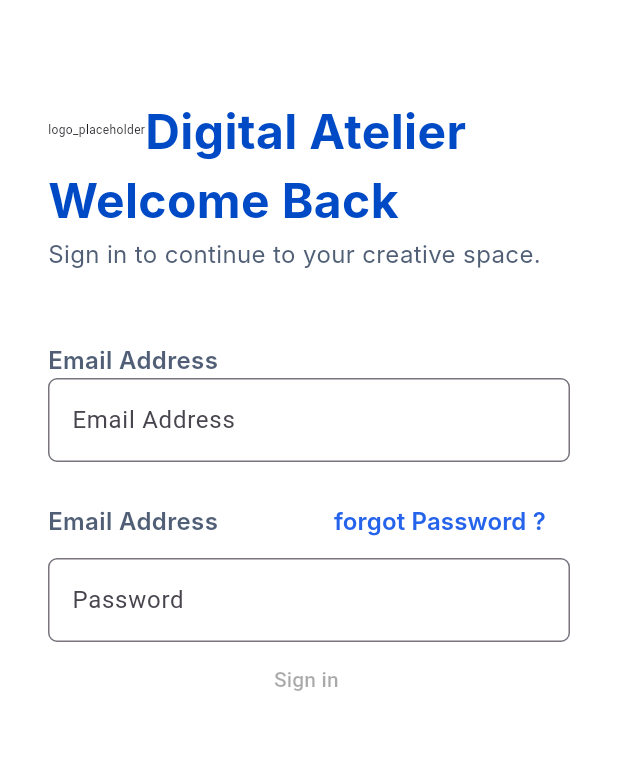
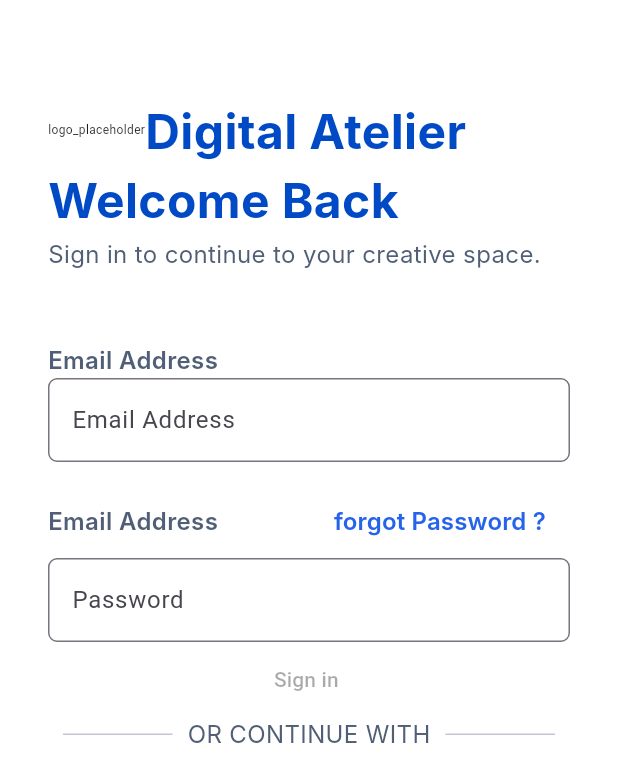
Before and after one commit to Mario-228/local_brand, a Flutter app: the screen it shows after launch, on a phone screen of 412 x 824 dp. Shown: the top 782 px of the screen. Run offline on Flutter 3.47's test engine with Material 3 defaults, Android fonts, the phone set to English and light mode, and no system bars; our stand-ins replace go_router; Roboto replaces fonts that are missing (Inter).

Commit message:
added the divider of the login screen

```diff
--- a/lib/features/login_screen/presentation/layouts/mobile_login_view.dart
+++ b/lib/features/login_screen/presentation/layouts/mobile_login_view.dart
@@ -1,6 +1,7 @@
 import 'package:flutter/material.dart';
 import 'package:local_brand/features/login_screen/presentation/widgets/login_header.dart';
 import 'package:local_brand/features/login_screen/presentation/widgets/login_screen_form.dart';
+import 'package:local_brand/features/login_screen/presentation/widgets/login_screen_login_options.dart';
 
 class MobileLoginView extends StatelessWidget {
   const MobileLoginView({super.key});
@@ -14,7 +15,9 @@ class MobileLoginView extends StatelessWidget {
           child: Column(
             crossAxisAlignment: CrossAxisAlignment.start,
             children: [
-              LoginScreenHeader(), LoginScreenForm(),
+              const LoginScreenHeader(),
+              LoginScreenForm(),
+              const LoginScreenLoginOptions(),
 
               //
             ],
--- /dev/null
+++ b/lib/features/login_screen/presentation/widgets/login_screen_login_options.dart
@@ -0,0 +1,13 @@
+import 'package:flutter/material.dart';
+import 'package:local_brand/core/utils/app_fonts/app_fonts.dart';
+import 'package:local_brand/core/utils/app_theme/app_theme_colors.dart';
+import 'package:local_brand/features/login_screen/presentation/widgets/login_screen_login_options_dividor.dart';
+
+class LoginScreenLoginOptions extends StatelessWidget {
+  const LoginScreenLoginOptions({super.key});
+
+  @override
+  Widget build(BuildContext context) {
+    return Column(children: [LoginOptionsDividerLine()]);
+  }
+}
--- /dev/null
+++ b/lib/features/login_screen/presentation/widgets/login_screen_login_options_dividor.dart
@@ -0,0 +1,36 @@
+import 'dart:ui';
+
+import 'package:flutter/material.dart';
+import 'package:local_brand/core/utils/app_fonts/app_fonts.dart';
+
+class LoginOptionsDividerLine extends StatelessWidget {
+  const LoginOptionsDividerLine({super.key});
+
+  @override
+  Widget build(BuildContext context) {
+    return Row(
+      children: [
+        const Expanded(
+          child: Divider(
+            color: Color(0xFFC3C6D7),
+            thickness: 1.0,
+            indent: 10,
+            endIndent: 10,
+          ),
+        ),
+        Text(
+          "OR CONTINUE WITH",
+          style: AppFonts.textStyleLoginScreenDescriptionRegular16(context),
+        ),
+        const Expanded(
+          child: Divider(
+            color: Color(0xFFC3C6D7),
+            thickness: 1.0,
+            indent: 10,
+            endIndent: 10,
+          ),
+        ),
+      ],
+    );
+  }
+}
```
Also changed, not shown: lib/features/login_screen/presentation/widgets/login_form_password_widget.dart (line endings or trailing spaces).
